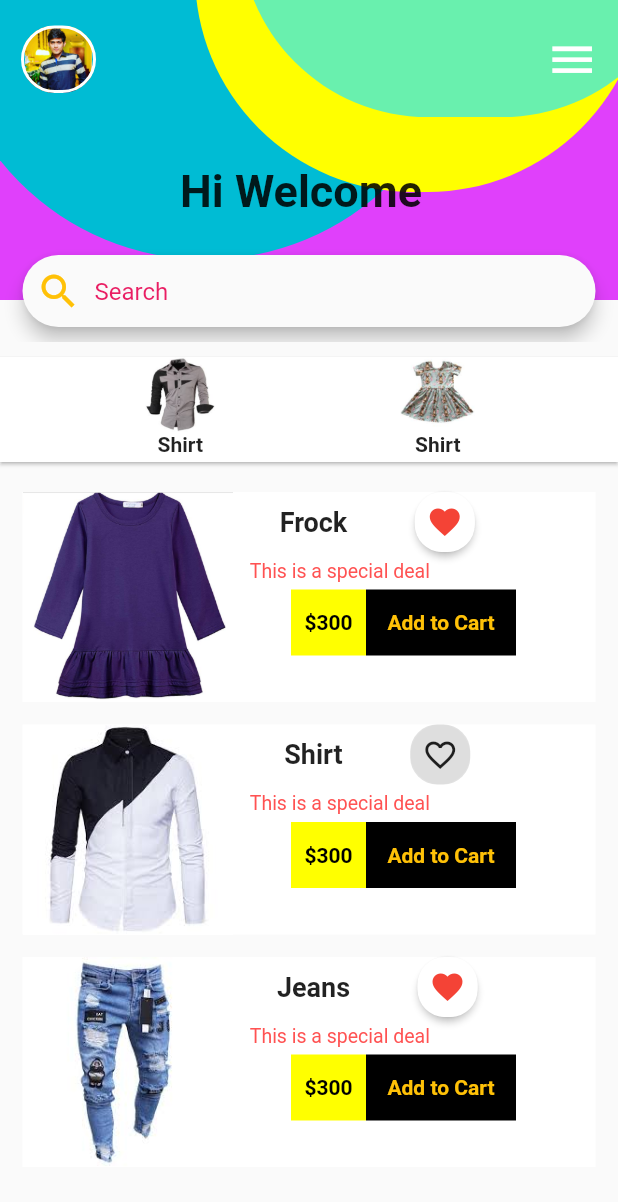
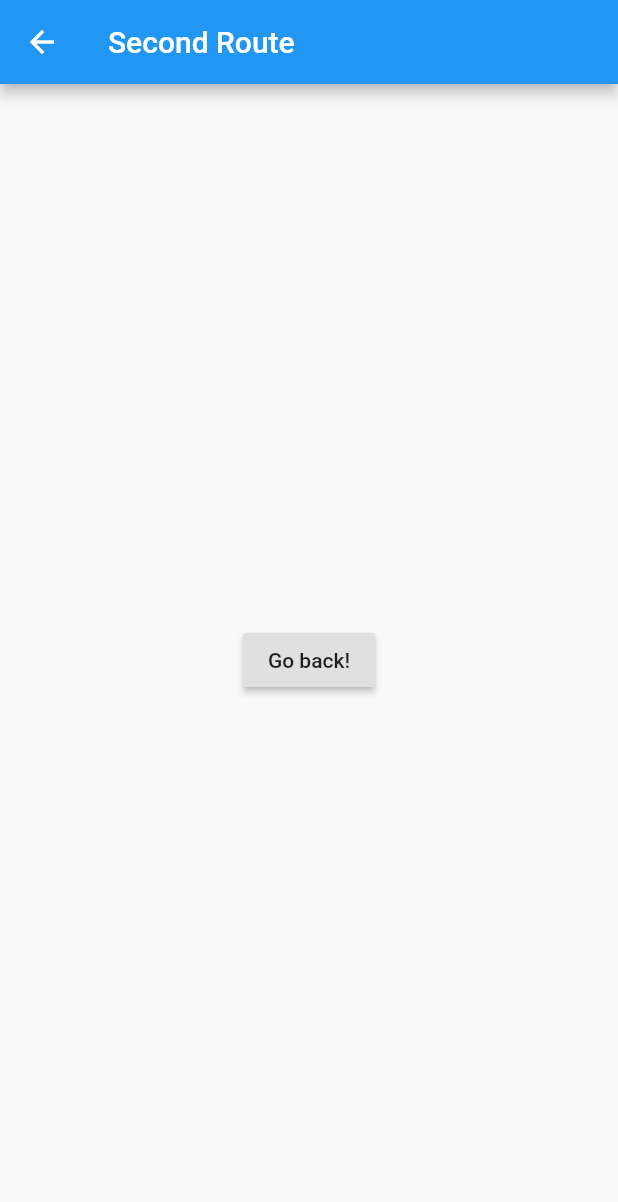
Before and after one commit to Thisuru/Flutter-Tutorial-Workplace, a Flutter app: the screen it shows after launch, after a tap on the "menu" icon, on a phone screen of 412 x 824 dp. Shown: the top 1202 px of the screen. Run offline on Flutter 3.47's test engine with Material 2 defaults, Android fonts, the phone set to English and light mode, and no system bars; Roboto replaces fonts that are missing (Quicksand).

Commit message:
SecondRoute Page added & Page Navigation is done

```diff
--- a/shopping_app/lib/main.dart
+++ b/shopping_app/lib/main.dart
@@ -1,4 +1,5 @@
 import 'package:flutter/material.dart';
+import 'package:shopping_app/other_pages/second_route.dart';
 
 void main() => runApp(MyApp());
 
@@ -99,7 +100,12 @@ class _MyHomePageState extends State<MyHomePage>{
                             alignment: Alignment.topRight,
                             child: IconButton(
                                 icon: Icon(Icons.menu),
-                                onPressed: (){},
+                                onPressed: (){
+                                  Navigator.push(
+                                    context,
+                                    MaterialPageRoute(builder: (context) => SecondRoute()),
+                                  );
+                                },
                                 color: Colors.white,
                                 iconSize: 35.0,
                             ),
--- /dev/null
+++ b/shopping_app/lib/other_pages/second_route.dart
@@ -0,0 +1,20 @@
+import 'package:flutter/material.dart';
+
+class SecondRoute extends StatelessWidget {
+  @override
+  Widget build(BuildContext context) {
+    return Scaffold(
+      appBar: AppBar(
+        title: Text("Second Route"),
+      ),
+      body: Center(
+        child: RaisedButton(
+          onPressed: () {
+            Navigator.pop(context);
+          },
+          child: Text('Go back!'),
+        ),
+      ),
+    );
+  }
+}
--- a/shopping_app/pubspec.yaml
+++ b/shopping_app/pubspec.yaml
@@ -41,7 +41,6 @@ flutter:
   uses-material-design: true
   assets:
     - images/profilePic.jpeg
-    - images/cart.png
     - images/shirt1.jpeg
     - images/shirt2.jpeg
     - images/frock.png
```
